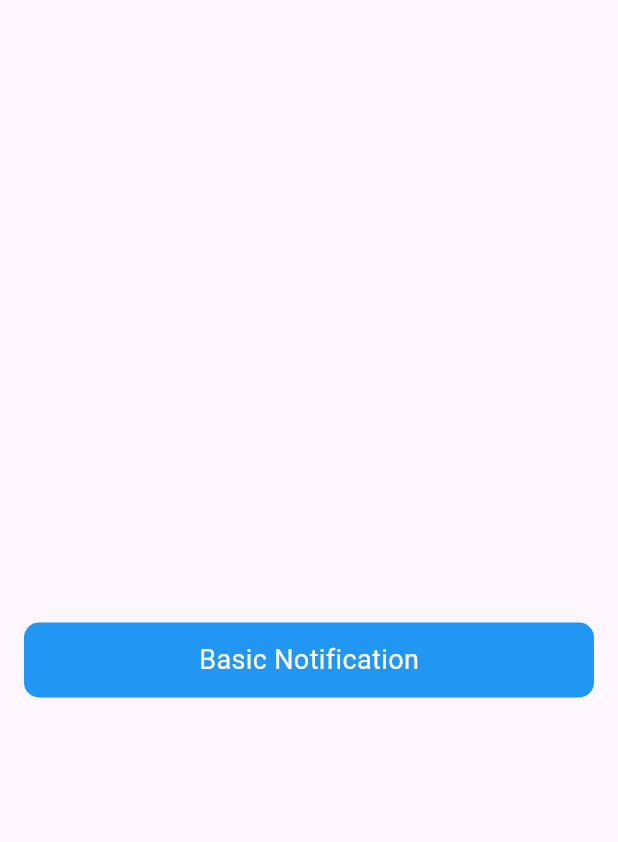
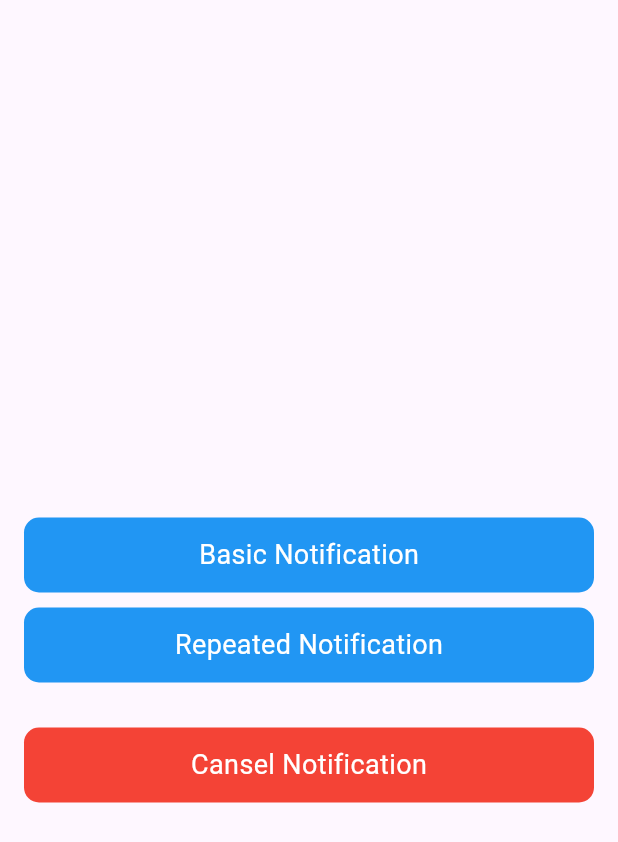
Before and after one commit to Esmail-Sameh/Flutter_Local_Notification, a Flutter app: the screen it shows after launch, after a tap on "Basic Notification", on a phone screen of 412 x 824 dp. Shown: the top 842 px of the screen. Run offline on Flutter 3.47's test engine with Material 3 defaults, Android fonts, the phone set to English and light mode, and no system bars; our stand-ins replace flutter_local_notifications.

Commit message:
Add repeated notification and cansel notification

```diff
--- a/lib/notification_serves/local_notifacations_serves.dart
+++ b/lib/notification_serves/local_notifacations_serves.dart
@@ -11,7 +11,9 @@ class LocalNotifacationsServes {
 
   static Future init() async {
     InitializationSettings settings = const InitializationSettings(
-      android: AndroidInitializationSettings('@mipmap/ic_launcher'),
+       android: AndroidInitializationSettings('@mipmap/ic_launcher'),
+      //  android: AndroidInitializationSettings('appicon'),
+      //C:\Users\Esmail\StudioProjects\local_notifications\android\app\src\main\res\drawable\app_icon.png
       iOS: DarwinInitializationSettings(),
     );
     flutterLocalNotificationsPlugin.initialize(
@@ -21,11 +23,32 @@ class LocalNotifacationsServes {
     );
   }
 
-  static void showBasicNotification({ required String title , required String body}) async {
+  static void showBasicNotification(
+      {required String title, required String body}) async {
     NotificationDetails? details = const NotificationDetails(
-      android: AndroidNotificationDetails('id 1', 'name 1', importance: Importance.max , priority: Priority.high),
+      android: AndroidNotificationDetails('id 1', 'name 1',
+          importance: Importance.max, priority: Priority.high, playSound: true),
       iOS: DarwinNotificationDetails(),
     );
     await flutterLocalNotificationsPlugin.show(0, title, body, details);
   }
+
+  static void showRepeatedNotification(
+      {
+      required String title, required String body,}) async{
+    NotificationDetails? details = const NotificationDetails(
+        android: AndroidNotificationDetails('id 2', 'name 2' , importance: Importance.max , priority: Priority.high),
+        iOS: DarwinNotificationDetails());
+    await flutterLocalNotificationsPlugin.periodicallyShow(
+      2,
+      title,
+      body,
+      RepeatInterval.everyMinute,
+      details,
+    );
+  }
+
+  static void canselNotification()async{
+    await flutterLocalNotificationsPlugin.cancel(2);
+  }
 }
--- a/lib/screens/home_screen.dart
+++ b/lib/screens/home_screen.dart
@@ -13,24 +13,33 @@ class HomeScreen extends StatelessWidget {
         child: Column(
           mainAxisAlignment: MainAxisAlignment.center,
           children: [
-            myButton(title: 'Basic Notification', onTap: (){
-              LocalNotifacationsServes.showBasicNotification( title: 'الذهاب الى الجم' ,  body: ' تمرينه صدر و رجل وقفا و قرف و يلا بينا نخربها'  );
+            myButton(title: 'Basic Notification', isCansel: false ,onTap: (){
+              LocalNotifacationsServes.showBasicNotification( title: 'Basic Notification' ,  body: 'I need to go to gym'  );
+            }),
+            SizedBox(height: 10,),
+            myButton(title: 'Repeated Notification',isCansel: false,  onTap: (){
+              LocalNotifacationsServes.showRepeatedNotification( title: 'Repeated Notification' ,  body: 'I need to go to gym'  );
+            }),
+            SizedBox(height: 30,),
+            myButton(title: 'Cansel Notification', isCansel: true, onTap: (){
+              LocalNotifacationsServes.canselNotification();
             }),
           ],
         ),
       ),
     );
   }
-
+// C:\Users\Esmail\StudioProjects\local_notifications\android\app\src\main\res\drawable\appicon.png
   Widget myButton({
     required String title,
     required void Function()? onTap,
+    required bool isCansel,
 })=>GestureDetector(
     onTap: onTap ,
     child: Container(
       padding: EdgeInsets.all(12),
       decoration: BoxDecoration(
-        color: Colors.blue,
+        color: isCansel ?Colors.red :Colors.blue,
         borderRadius: BorderRadius.circular(10),
       ),
       child: Center(child: Text(title , style: TextStyle(color: Colors.white, fontSize: 18 ),)),
```
Also changed, not shown: 3 other files.
